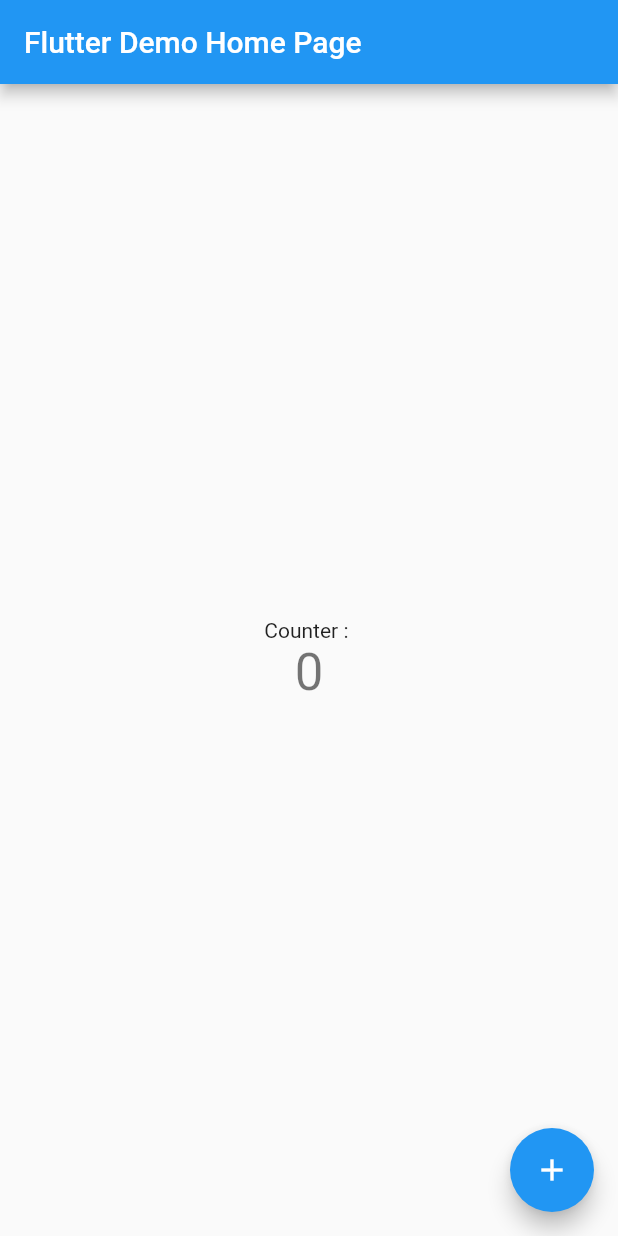
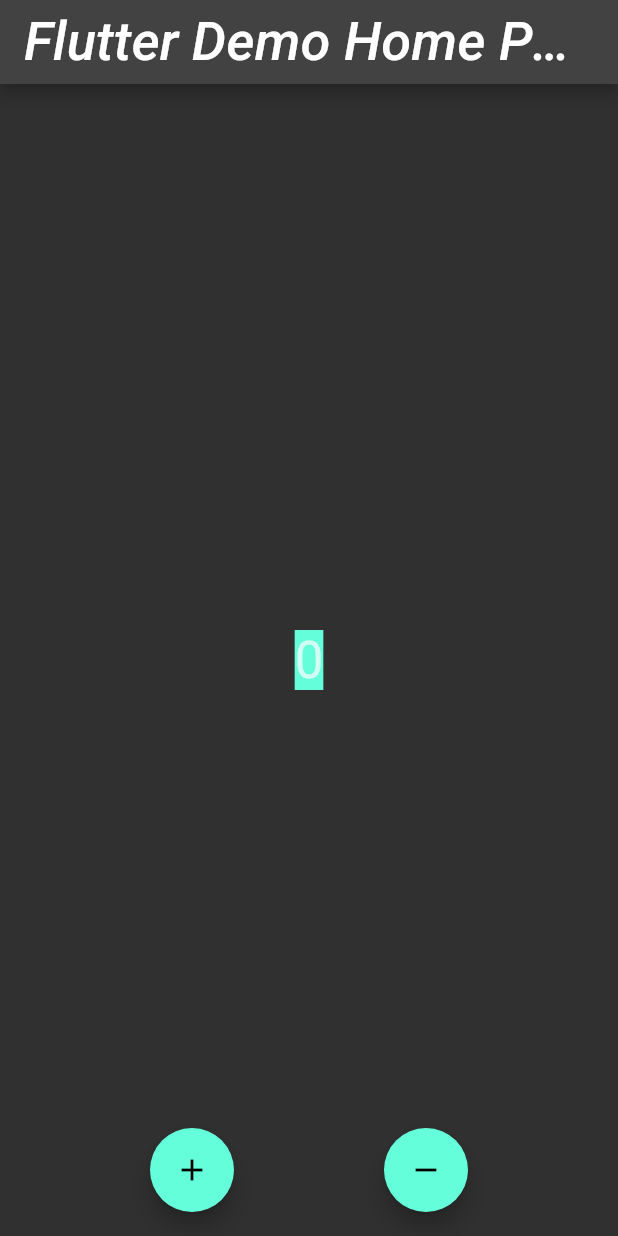
Before and after one commit to GunvantGMC/counterapp, a Flutter app: the screen it shows after launch, on a phone screen of 412 x 824 dp. Run offline on Flutter 3.47's test engine with Material 2 defaults, Android fonts, the phone set to English and light mode, and no system bars; Roboto replaces fonts that are missing (Times New Roman).

Commit message:
Update main.dart

```diff
--- a/lib/main.dart
+++ b/lib/main.dart
@@ -11,18 +11,16 @@
   @override
   Widget build(BuildContext context) {
     return MaterialApp(
-      title: 'Flutter Demo',
+      title: 'Counter App',
       theme: ThemeData(
-        // This is the theme of your application.
-        //
-        // Try running your application with "flutter run". You'll see the
-        // application has a blue toolbar. Then, without quitting the app, try
-        // changing the primarySwatch below to Colors.green and then invoke
-        // "hot reload" (press "r" in the console where you ran "flutter run",
-        // or simply save your changes to "hot reload" in a Flutter IDE).
-        // Notice that the counter didn't reset back to zero; the application
-        // is not restarted.
-        primarySwatch: Colors.blue,
+        brightness: Brightness.dark,
+        primaryColor: Colors.lightBlue[800],
+        fontFamily: 'Times New Roman',
+        textTheme: const TextTheme(
+          headline1: TextStyle(fontSize: 72.0, fontWeight: FontWeight.bold),
+          headline6: TextStyle(fontSize: 36.0, fontStyle: FontStyle.italic),
+          bodyText2: TextStyle(fontSize: 14.0, fontFamily: 'Hind'),
+        ),
       ),
       home: const MyHomePage(title: 'Flutter Demo Home Page'),
     );
@@ -31,16 +29,6 @@
 
 class MyHomePage extends StatefulWidget {
   const MyHomePage({Key? key, required this.title}) : super(key: key);
-
-  // This widget is the home page of your application. It is stateful, meaning
-  // that it has a State object (defined below) that contains fields that affect
-  // how it looks.
-
-  // This class is the configuration for the state. It holds the values (in this
-  // case the title) provided by the parent (in this case the App widget) and
-  // used by the build method of the State. Fields in a Widget subclass are
-  // always marked "final".
-
   final String title;
 
   @override
@@ -52,64 +40,49 @@
 
   void _incrementCounter() {
     setState(() {
-      // This call to setState tells the Flutter framework that something has
-      // changed in this State, which causes it to rerun the build method below
-      // so that the display can reflect the updated values. If we changed
-      // _counter without calling setState(), then the build method would not be
-      // called again, and so nothing would appear to happen.
+
       _counter++;
+    });
+  }
+
+  void _decrementCounter() {
+    setState(() {
+      _counter--;
     });
   }
 
   @override
   Widget build(BuildContext context) {
-    // This method is rerun every time setState is called, for instance as done
-    // by the _incrementCounter method above.
-    //
-    // The Flutter framework has been optimized to make rerunning build methods
-    // fast, so that you can just rebuild anything that needs updating rather
-    // than having to individually change instances of widgets.
+
     return Scaffold(
       appBar: AppBar(
-        // Here we take the value from the MyHomePage object that was created by
-        // the App.build method, and use it to set our appbar title.
+
         title: Text(widget.title),
       ),
       body: Center(
-        // Center is a layout widget. It takes a single child and positions it
-        // in the middle of the parent.
-        child: Column(
-          // Column is also a layout widget. It takes a list of children and
-          // arranges them vertically. By default, it sizes itself to fit its
-          // children horizontally, and tries to be as tall as its parent.
-          //
-          // Invoke "debug painting" (press "p" in the console, choose the
-          // "Toggle Debug Paint" action from the Flutter Inspector in Android
-          // Studio, or the "Toggle Debug Paint" command in Visual Studio Code)
-          // to see the wireframe for each widget.
-          //
-          // Column has various properties to control how it sizes itself and
-          // how it positions its children. Here we use mainAxisAlignment to
-          // center the children vertically; the main axis here is the vertical
-          // axis because Columns are vertical (the cross axis would be
-          // horizontal).
-          mainAxisAlignment: MainAxisAlignment.center,
-          children: <Widget>[
-            const Text(
-              'Counter : ',
-            ),
-            Text(
+        child: Container(
+          color: Theme.of(context).colorScheme.secondary,
+          child: Text(
             '$_counter',
             style: Theme.of(context).textTheme.headline4,
           ),
-          ],
         ),
       ),
-      floatingActionButton: FloatingActionButton(
+      floatingActionButtonLocation: FloatingActionButtonLocation.centerFloat,
+      floatingActionButton: Row(
+        mainAxisAlignment: MainAxisAlignment.spaceEvenly,
+        children: [
+          FloatingActionButton(
             onPressed: _incrementCounter,
             tooltip: 'Increment',
             child: const Icon(Icons.add),
-      ), // This trailing comma makes auto-formatting nicer for build methods.
+          ),
+          FloatingActionButton(
+              onPressed: _decrementCounter,
+              tooltip: 'Decrement',
+              child: const Icon(Icons.remove))
+        ],
+      ),
     );
   }
 }
```
Lines whose indentation alone changed are shown as unchanged.
